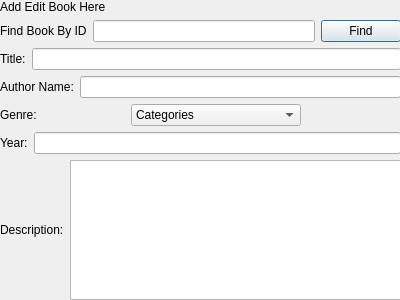
Above: CS106_QT_APP/UI_files/editbooks.ui from jazman43/CS106_QT6_APP before the change. Below: the same form after it.
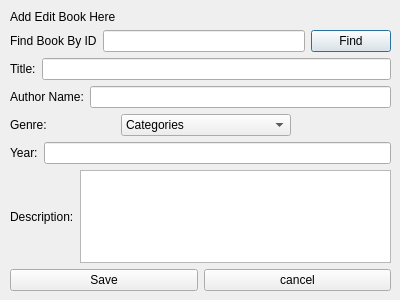
That is the form after the change.

Commit message:
books-display
book can now be displayed in a table in there correct category and formatted to look good ish too

```diff
--- a/CS106_QT_APP/UI_files/editbooks.ui
+++ b/CS106_QT_APP/UI_files/editbooks.ui
@@ -16,10 +16,10 @@
   <widget class="QWidget" name="verticalLayoutWidget">
    <property name="geometry">
     <rect>
-     <x>0</x>
-     <y>0</y>
-     <width>401</width>
-     <height>328</height>
+     <x>10</x>
+     <y>10</y>
+     <width>381</width>
+     <height>281</height>
     </rect>
    </property>
    <layout class="QVBoxLayout" name="verticalLayout">
```
The commit also changes 1 other file.
